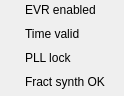
paulscherrerinstitute/mrfioc2, file evrMrmApp/opi/EVR/G_EVR_main-status.ui: the form before one commit.
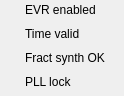
The form after the commit. Custom widgets are drawn as their Qt base class.

Patch:
```diff
--- a/evrMrmApp/opi/EVR/G_EVR_main-status.ui
+++ b/evrMrmApp/opi/EVR/G_EVR_main-status.ui
@@ -23,7 +23,7 @@
     </rect>
    </property>
    <property name="text">
-    <string>PLL lock</string>
+    <string>Fract synth OK</string>
    </property>
   </widget>
   <widget class="caLed" name="caled_4">
@@ -200,7 +200,7 @@
      </rect>
     </property>
     <property name="text">
-     <string>Fract synth OK</string>
+     <string>PLL lock</string>
     </property>
    </widget>
    <widget class="caLed" name="caled_3">
```
Left out of the diff: 9 changed lines with no effect on the pictures.
